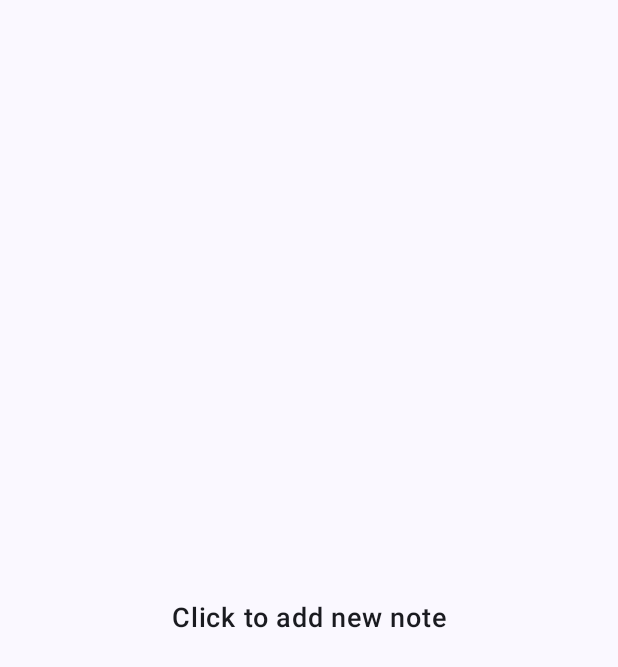
After one commit to gobinda1547/Notepad-Android-App, an Android app built with Jetpack Compose: the composable NoteListEmptyView shown on its own in the app's theme, on a phone screen of 412 x 824 dp. The commit adds this screen. Shown: the top 667 px of the screen. Run offline under Robolectric (Android 15) with nearby library versions, the phone set to English and light mode, and no system bars; 2 statements that could not run were skipped.

Commit message:
UI side implementation for note list screen is done.

```diff
--- /dev/null
+++ b/app/src/main/java/com/gobinda/notepad/ui/screens/noteList/NoteListEmptyView.kt
@@ -0,0 +1,30 @@
+package com.gobinda.notepad.ui.screens.noteList
+
+import androidx.compose.foundation.clickable
+import androidx.compose.foundation.layout.Box
+import androidx.compose.foundation.layout.fillMaxSize
+import androidx.compose.material3.Text
+import androidx.compose.runtime.Composable
+import androidx.compose.ui.Alignment
+import androidx.compose.ui.Modifier
+import androidx.compose.ui.text.font.FontFamily
+import androidx.compose.ui.text.font.FontWeight
+import androidx.compose.ui.unit.sp
+
+@Composable
+fun NoteListEmptyView(onTextClicked: () -> Unit) {
+    Box(
+        modifier = Modifier.fillMaxSize(),
+        contentAlignment = Alignment.Center,
+    ) {
+        Text(
+            modifier = Modifier.clickable {
+                onTextClicked.invoke()
+            },
+            text = "Click to add new note",
+            fontSize = 18.sp,
+            fontFamily = FontFamily.SansSerif,
+            fontWeight = FontWeight.Medium
+        )
+    }
+}
```
Also changed, not shown: app/src/main/java/com/gobinda/notepad/ui/screens/common/MenuDivider.kt (added, +23 -0 lines), app/src/main/java/com/gobinda/notepad/ui/screens/noteList/NoteListNonEmptyValue.kt (added, +57 -0 lines), app/src/main/java/com/gobinda/notepad/ui/screens/noteList/NoteListScreen.kt (+57 -0 lines).
